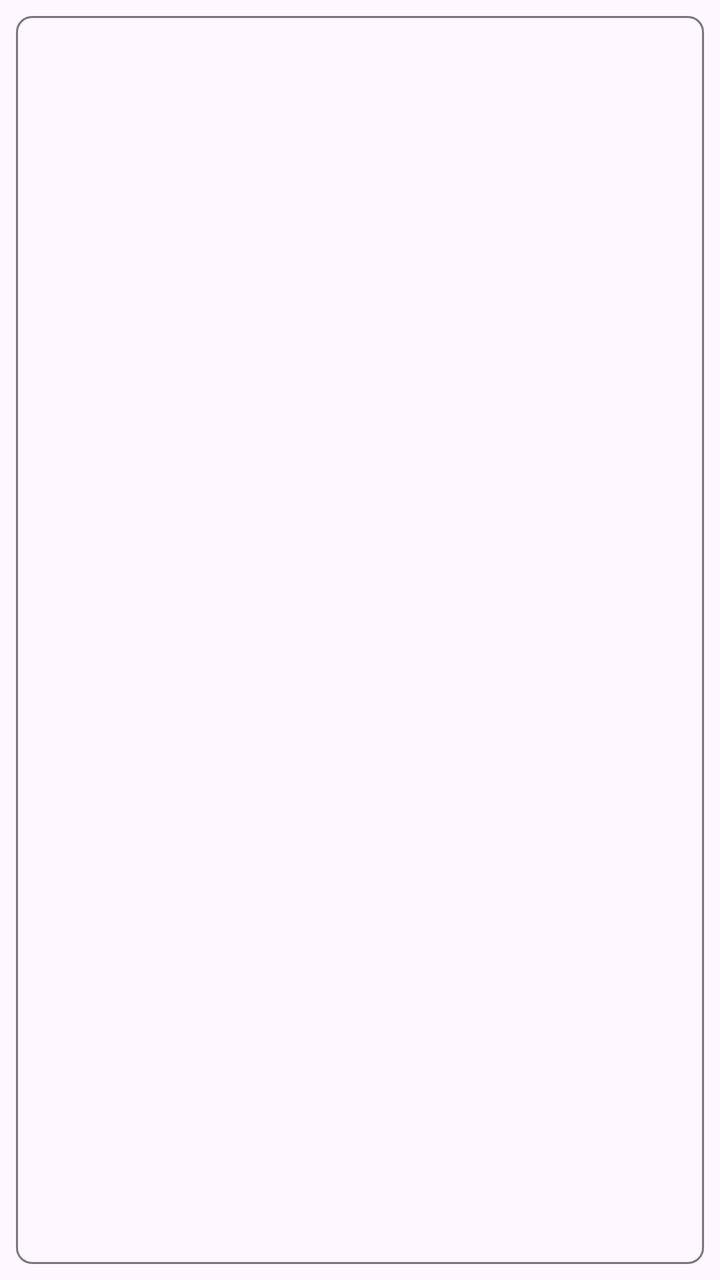
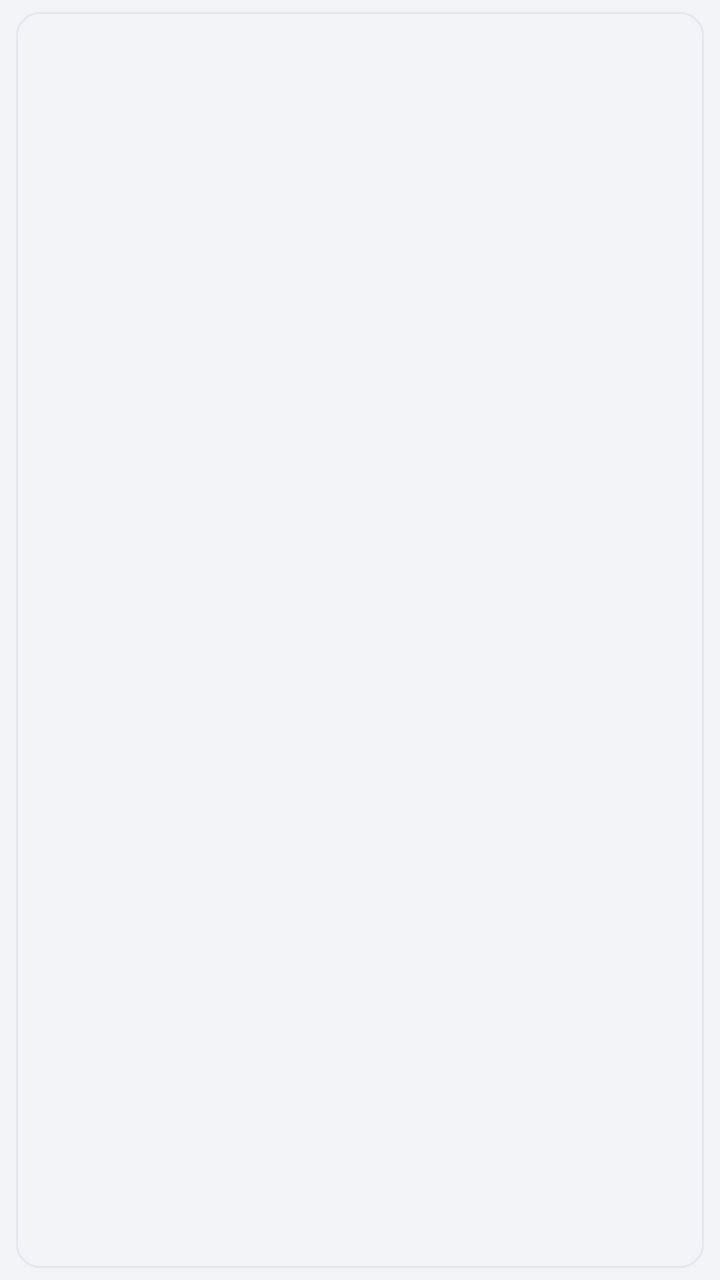

Compare the two renders of this Android layout. The source of the first and the diff that turns it into the second are given below.
<!-- AndroidManifest.xml: application theme Theme.MagicWindow -->
<!-- res/layout/item_chip.xml -->
<?xml version="1.0" encoding="utf-8"?>
<com.google.android.material.chip.Chip
    xmlns:android="http://schemas.android.com/apk/res/android"
    xmlns:app="http://schemas.android.com/apk/res-auto"
    android:id="@+id/chip"
    style="@style/Widget.Material3.Chip.Filter"
    android:layout_width="wrap_content"
    android:layout_height="wrap_content"
    android:checkable="true"
    app:chipStrokeWidth="1dp" />
<!-- resources referenced by this layout -->
<resources>
  <style name="Theme.MagicWindow" parent="Theme.Material3.DayNight.NoActionBar">
          <item name="android:statusBarColor">?attr/colorSurface</item>
          <item name="android:navigationBarColor">?attr/colorSurface</item>
          <item name="android:windowLightStatusBar" tools:targetApi="m">
              @bool/is_light_theme
          </item>
      </style>
</resources>

<!-- the commit's change to res/layout/item_chip.xml (unified diff, before → after) -->
@@ -3,7 +3,7 @@
     xmlns:android="http://schemas.android.com/apk/res/android"
     xmlns:app="http://schemas.android.com/apk/res-auto"
     android:id="@+id/chip"
-    style="@style/Widget.Material3.Chip.Filter"
+    style="@style/Widget.MagicWindow.Chip.Filter"
     android:layout_width="wrap_content"
     android:layout_height="wrap_content"
     android:checkable="true"
<!-- resource entries referenced after the edit -->
@@ -1,11 +1,138 @@
 <!-- resources referenced by this layout -->
 <resources>
+  <style name="Widget.MagicWindow.Chip.Filter" parent="Widget.Material3.Chip.Filter">
+          <item name="chipCornerRadius">12dp</item>
+          <item name="chipStrokeWidth">0dp</item>
+          <item name="chipBackgroundColor">@color/chip_filter_bg</item>
+          <item name="android:textColor">@color/chip_filter_text</item>
+          <item name="android:textAppearance">@style/TextAppearance.MagicWindow.Chip</item>
+          <item name="checkedIconVisible">false</item>
+          <item name="chipMinHeight">36dp</item>
+      </style>
   <style name="Theme.MagicWindow" parent="Theme.Material3.DayNight.NoActionBar">
-          <item name="android:statusBarColor">?attr/colorSurface</item>
-          <item name="android:navigationBarColor">?attr/colorSurface</item>
-          <item name="android:windowLightStatusBar" tools:targetApi="m">
-              @bool/is_light_theme
-          </item>
+          
+          <item name="android:statusBarColor">@android:color/transparent</item>
+          <item name="android:navigationBarColor">@android:color/transparent</item>
+          <item name="android:windowLightStatusBar" tools:targetApi="m">@bool/is_light_theme</item>
+          <item name="android:windowBackground">@color/app_bg</item>
+          <item name="android:colorBackground">@color/app_bg</item>
+  
+          
+          <item name="colorPrimary">@color/brand_primary</item>
+          <item name="colorOnPrimary">@color/brand_on_primary</item>
+          <item name="colorPrimaryContainer">@color/brand_primary_container</item>
+          <item name="colorOnPrimaryContainer">@color/brand_on_primary_container</item>
+          <item name="colorSecondary">@color/brand_secondary</item>
+          <item name="colorOnSecondary">@color/brand_on_secondary</item>
+          <item name="colorSecondaryContainer">@color/brand_secondary_container</item>
+          <item name="colorOnSecondaryContainer">@color/brand_on_secondary_container</item>
+  
+          
+          <item name="colorSurface">@color/card_bg</item>
+          <item name="colorOnSurface">@color/text_primary</item>
+          <item name="colorSurfaceVariant">@color/card_bg_high</item>
+          <item name="colorOnSurfaceVariant">@color/text_secondary</item>
+          <item name="colorSurfaceContainerLowest">@color/card_bg</item>
+          <item name="colorSurfaceContainerLow">@color/card_bg</item>
+          <item name="colorSurfaceContainer">@color/card_bg</item>
+          <item name="colorSurfaceContainerHigh">@color/card_bg</item>
+          <item name="colorSurfaceContainerHighest">@color/card_bg_high</item>
+          <item name="colorOutline">@color/divider</item>
+          <item name="colorOutlineVariant">@color/divider</item>
+          <item name="colorError">@color/conflict_error</item>
+  
+          <item name="android:textColorPrimary">@color/text_primary</item>
+          <item name="android:textColorSecondary">@color/text_secondary</item>
+          <item name="android:listDivider">@color/divider</item>
+  
+          
+          <item name="shapeAppearanceSmallComponent">@style/ShapeAppearance.MagicWindow.Small</item>
+          <item name="shapeAppearanceMediumComponent">@style/ShapeAppearance.MagicWindow.Medium</item>
+          <item name="shapeAppearanceLargeComponent">@style/ShapeAppearance.MagicWindow.Large</item>
+  
+          
+          <item name="materialButtonStyle">@style/Widget.MagicWindow.Button</item>
+          <item name="materialButtonOutlinedStyle">@style/Widget.MagicWindow.Button.Outlined</item>
+          <item name="floatingActionButtonStyle">@style/Widget.MagicWindow.Fab</item>
+          <item name="chipGroupStyle">@style/Widget.MagicWindow.ChipGroup</item>
+          <item name="textInputStyle">@style/Widget.MagicWindow.TextInput.Outlined</item>
+          <item name="bottomSheetDialogTheme">@style/ThemeOverlay.MagicWindow.BottomSheet</item>
+      </style>
+  <style name="TextAppearance.MagicWindow.Chip" parent="TextAppearance.Material3.LabelLarge">
+          <item name="android:textSize">13sp</item>
+      </style>
+  <color name="app_bg">#F3F4F7</color>
+  <color name="brand_primary">#2F6BFF</color>
+  <color name="brand_on_primary">#FFFFFF</color>
+  <color name="brand_primary_container">#E4ECFF</color>
+  <color name="brand_on_primary_container">#0A2E80</color>
+  <color name="brand_secondary">#535F71</color>
+  <color name="brand_on_secondary">#FFFFFF</color>
+  <color name="brand_secondary_container">#E7EDF6</color>
+  <color name="brand_on_secondary_container">#2D3642</color>
+  <color name="card_bg">#FFFFFF</color>
+  <color name="text_primary">#1A1D21</color>
+  <color name="card_bg_high">#F2F4F8</color>
+  <color name="text_secondary">#626873</color>
+  <color name="divider">#E4E7ED</color>
+  <color name="conflict_error">#C02B1F</color>
+  <style name="ShapeAppearance.MagicWindow.Small" parent="">
+          <item name="cornerFamily">rounded</item>
+          <item name="cornerSize">12dp</item>
+      </style>
+  <style name="ShapeAppearance.MagicWindow.Medium" parent="">
+          <item name="cornerFamily">rounded</item>
+          <item name="cornerSize">16dp</item>
+      </style>
+  <style name="ShapeAppearance.MagicWindow.Large" parent="">
+          <item name="cornerFamily">rounded</item>
+          <item name="cornerSize">22dp</item>
+      </style>
+  <style name="Widget.MagicWindow.Button" parent="Widget.Material3.Button">
+          <item name="cornerRadius">14dp</item>
+          <item name="android:textAllCaps">false</item>
+          <item name="android:minHeight">48dp</item>
+          <item name="android:paddingStart">20dp</item>
+          <item name="android:paddingEnd">20dp</item>
+      </style>
+  <style name="Widget.MagicWindow.Button.Outlined" parent="Widget.Material3.Button.OutlinedButton">
+          <item name="cornerRadius">14dp</item>
+          <item name="android:textAllCaps">false</item>
+          <item name="android:minHeight">48dp</item>
+          <item name="strokeColor">@color/divider</item>
+          <item name="android:paddingStart">16dp</item>
+          <item name="android:paddingEnd">16dp</item>
+      </style>
+  <style name="Widget.MagicWindow.Fab" parent="Widget.Material3.FloatingActionButton.Primary">
+          <item name="shapeAppearanceOverlay">@style/ShapeAppearance.MagicWindow.Fab</item>
+          <item name="elevation">3dp</item>
+      </style>
+  <style name="Widget.MagicWindow.ChipGroup" parent="Widget.Material3.ChipGroup">
+          <item name="chipSpacingVertical">6dp</item>
+      </style>
+  <style name="Widget.MagicWindow.TextInput.Outlined" parent="Widget.Material3.TextInputLayout.OutlinedBox">
+          <item name="boxCornerRadiusTopStart">14dp</item>
+          <item name="boxCornerRadiusTopEnd">14dp</item>
+          <item name="boxCornerRadiusBottomStart">14dp</item>
+          <item name="boxCornerRadiusBottomEnd">14dp</item>
+      </style>
+  <style name="ThemeOverlay.MagicWindow.BottomSheet" parent="ThemeOverlay.Material3.BottomSheetDialog">
+          <item name="bottomSheetStyle">@style/Widget.MagicWindow.BottomSheet</item>
+      </style>
+  <style name="ShapeAppearance.MagicWindow.Fab" parent="">
+          <item name="cornerFamily">rounded</item>
+          <item name="cornerSize">18dp</item>
+      </style>
+  <style name="Widget.MagicWindow.BottomSheet" parent="Widget.Material3.BottomSheet.Modal">
+          <item name="shapeAppearanceOverlay">@style/ShapeAppearance.MagicWindow.BottomSheet</item>
+          <item name="backgroundTint">@color/card_bg</item>
+      </style>
+  <style name="ShapeAppearance.MagicWindow.BottomSheet" parent="">
+          <item name="cornerFamily">rounded</item>
+          <item name="cornerSizeTopLeft">24dp</item>
+          <item name="cornerSizeTopRight">24dp</item>
+          <item name="cornerSizeBottomRight">0dp</item>
+          <item name="cornerSizeBottomLeft">0dp</item>
       </style>
 </resources>
 
